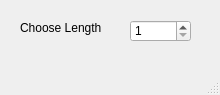
Before: the Qt Designer form spinboxwindow.ui in tdang93/Fibonacci_Greg_Tandy, drawn with Qt 5.
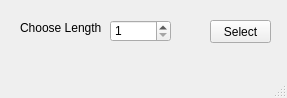
After: the same form once the commit is applied.

Commit message:
Created windows
WIP, loads both windows at once, no signals/slots

Diff of the .ui file:
```diff
--- a/spinboxwindow.ui
+++ b/spinboxwindow.ui
@@ -6,8 +6,8 @@
    <rect>
     <x>0</x>
     <y>0</y>
-    <width>220</width>
-    <height>95</height>
+    <width>287</width>
+    <height>98</height>
    </rect>
   </property>
   <property name="windowTitle">
@@ -30,7 +30,7 @@
    <widget class="QSpinBox" name="spinBox">
     <property name="geometry">
      <rect>
-      <x>130</x>
+      <x>110</x>
       <y>20</y>
       <width>61</width>
       <height>22</height>
@@ -46,6 +46,19 @@
      <number>1</number>
     </property>
    </widget>
+   <widget class="QPushButton" name="pushButton">
+    <property name="geometry">
+     <rect>
+      <x>210</x>
+      <y>20</y>
+      <width>61</width>
+      <height>23</height>
+     </rect>
+    </property>
+    <property name="text">
+     <string>Select</string>
+    </property>
+   </widget>
   </widget>
   <widget class="QMenuBar" name="menubar">
    <property name="geometry">
```
Left out of the diff: 2 changed lines with no effect on the pictures. The commit also changes 3 other files.
